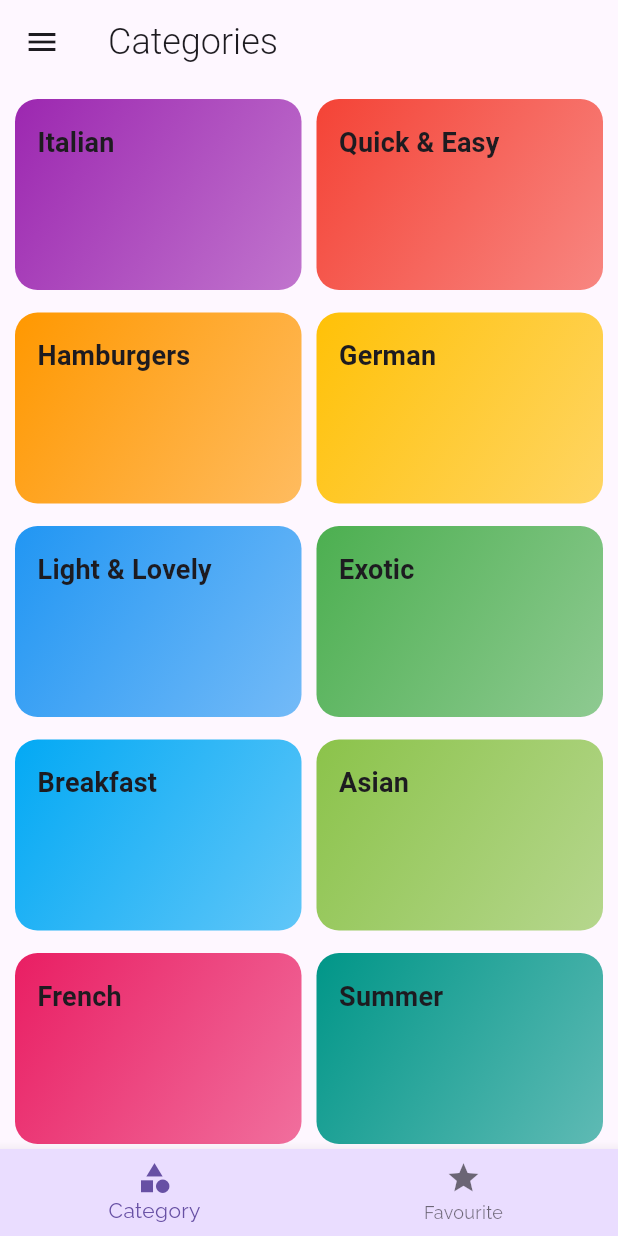
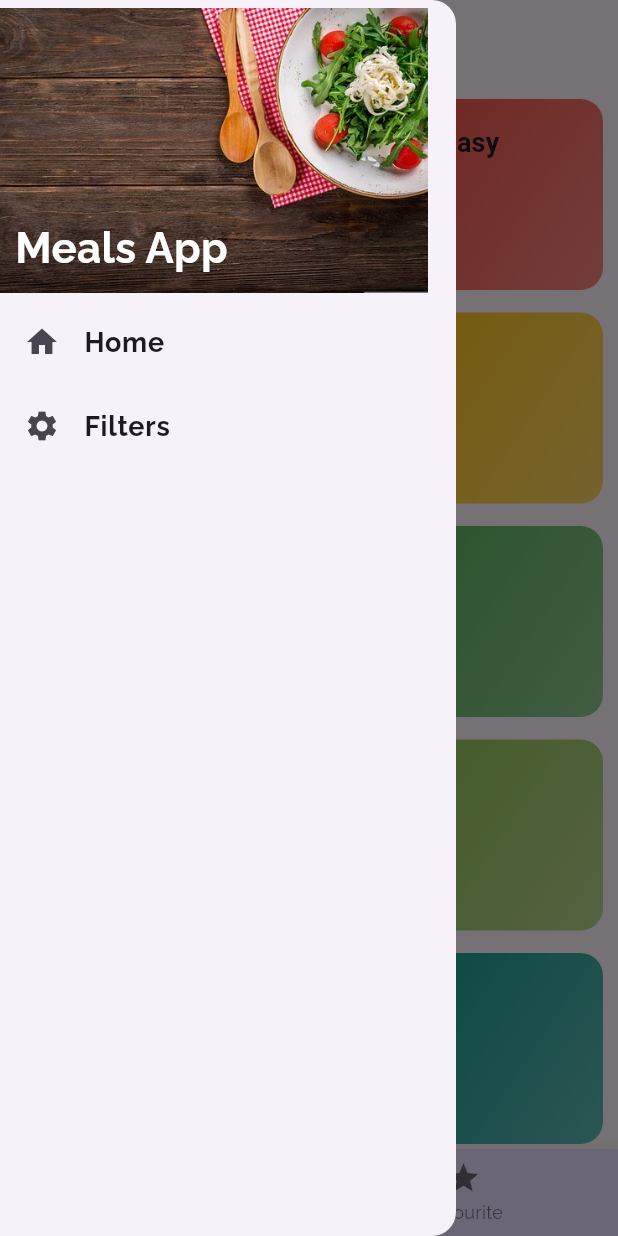
Before and after one commit to VISHALCHAND007/Meals-app, a Flutter app: the screen it shows after launch, with the side drawer open (before the commit the screen has no drawer), on a phone screen of 412 x 824 dp. Run offline on Flutter 3.47's test engine with Material 3 defaults, Android fonts, the phone set to English and light mode, and no system bars.

Commit message:
Learned how we can implement the navigation drawer in flutter and implemented it.

```diff
--- a/lib/main.dart
+++ b/lib/main.dart
@@ -1,4 +1,5 @@
 import 'package:flutter/material.dart';
+import 'package:meals_app/screens/filter_screen/filter_screen.dart';
 
 import './screens/meal_details_screen.dart';
 import './screens/tab_screen.dart';
@@ -42,6 +43,7 @@ class _MyMealsAppState extends State<_MyMealsApp> {
         "/": (ctx) => TabScreen(),
         CategoryMealsScreen.routeName: (ctx) => CategoryMealsScreen(),
         MealDetailsScreen.routeName: (ctx) => MealDetailsScreen(),
+        FilterScreen.routeName: (ctx) => FilterScreen(),
       },
       onGenerateRoute: (settings) {
         //called if a route is not registered in routes
--- /dev/null
+++ b/lib/screens/filter_screen/filter_screen.dart
@@ -0,0 +1,17 @@
+import 'package:flutter/material.dart';
+import 'package:meals_app/widgets/main_drawer.dart';
+
+class FilterScreen extends StatelessWidget {
+
+  static final routeName = "/filters";
+  const FilterScreen({super.key});
+
+  @override
+  Widget build(BuildContext context) {
+    return Scaffold(
+      appBar: AppBar(title: Text("Filters"),),
+      drawer: MainDrawer(),
+      body: Center(child: Text("Filters"),),
+    );
+  }
+}
--- a/lib/screens/tab_screen.dart
+++ b/lib/screens/tab_screen.dart
@@ -1,4 +1,5 @@
 import 'package:flutter/material.dart';
+import 'package:meals_app/widgets/main_drawer.dart';
 import '../screens/category_screen.dart';
 import '../screens/favourite_screen.dart';
 
@@ -55,7 +56,8 @@ class _TabScreenState extends State<TabScreen> {
     }
 
     return Scaffold(
-      appBar: AppBar(title: Text(_pages[selectedTabInd]["title"] as String), leading: Icon(Icons.menu)),
+      appBar: AppBar(title: Text(_pages[selectedTabInd]["title"] as String)),
+      drawer: MainDrawer(),
       body: _pages[selectedTabInd]["page"] as Widget,
       bottomNavigationBar: BottomNavigationBar(
         backgroundColor: Theme.of(context).colorScheme.primaryContainer,
--- /dev/null
+++ b/lib/widgets/main_drawer.dart
@@ -0,0 +1,65 @@
+import 'package:flutter/material.dart';
+import 'package:meals_app/screens/filter_screen/filter_screen.dart';
+
+class MainDrawer extends StatelessWidget {
+  const MainDrawer({super.key});
+
+  Widget buildDrawerTile(
+    IconData icon,
+    String title,
+    VoidCallback onTapHandler,
+  ) {
+    return ListTile(
+      leading: Icon(icon, size: 24),
+      title: Text(
+        title,
+        style: TextStyle(fontSize: 18, fontWeight: FontWeight.w600),
+      ),
+      onTap: onTapHandler,
+    );
+  }
+
+  @override
+  Widget build(BuildContext context) {
+    return Drawer(
+      child: SafeArea(
+        child: Column(
+          children: [
+            Container(
+              height: 200,
+              width: double.infinity,
+              padding: const EdgeInsets.symmetric(vertical: 5),
+              child: Stack(
+                children: [
+                  Image.asset("assets/images/bg.jpg", fit: BoxFit.fitWidth),
+                  Positioned(
+                    bottom: 10,
+                    left: 10,
+                    child: Text(
+                      "Meals App",
+                      style: TextStyle(
+                        color: Colors.white,
+                        fontSize: 28,
+                        fontWeight: FontWeight.bold,
+                      ),
+                    ),
+                  ),
+                ],
+              ),
+            ),
+            buildDrawerTile(
+              Icons.home,
+              "Home",
+              () => Navigator.of(context).pushReplacementNamed("/"),
+            ),
+            buildDrawerTile(
+              Icons.settings,
+              "Filters",
+              () => Navigator.of(context).pushReplacementNamed(FilterScreen.routeName),
+            ),
+          ],
+        ),
+      ),
+    );
+  }
+}
--- a/pubspec.yaml
+++ b/pubspec.yaml
@@ -58,9 +58,9 @@ flutter:
   uses-material-design: true
 
   # To add assets to your application, add an assets section, like this:
-  # assets:
-  #   - images/a_dot_burr.jpeg
-  #   - images/a_dot_ham.jpeg
+  assets:
+      - assets/images/bg.jpg
+#      - images/a_dot_ham.jpeg
 
   # An image asset can refer to one or more resolution-specific "variants", see
   # https://flutter.dev/to/resolution-aware-images
```
Also changed, not shown: assets/images/bg.jpg (added).
